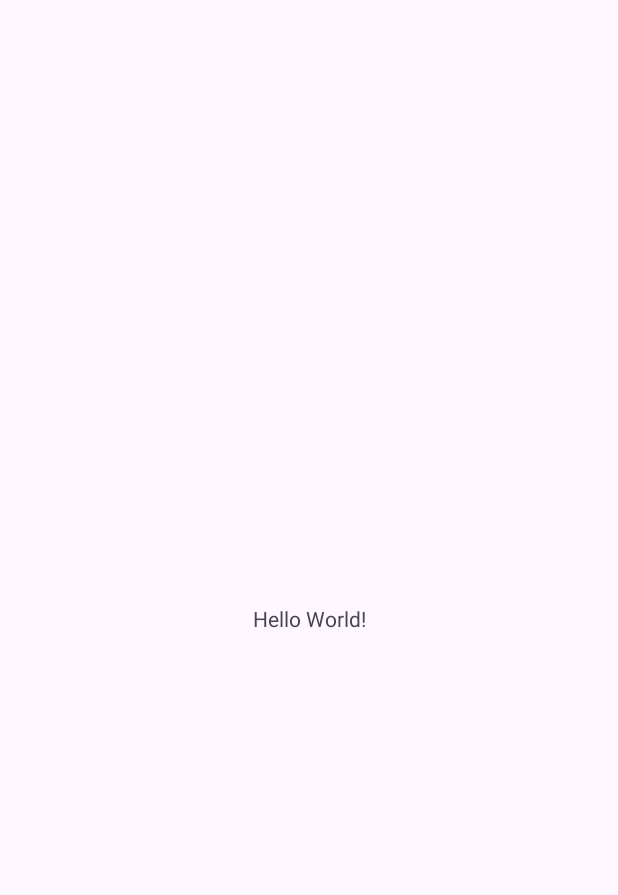
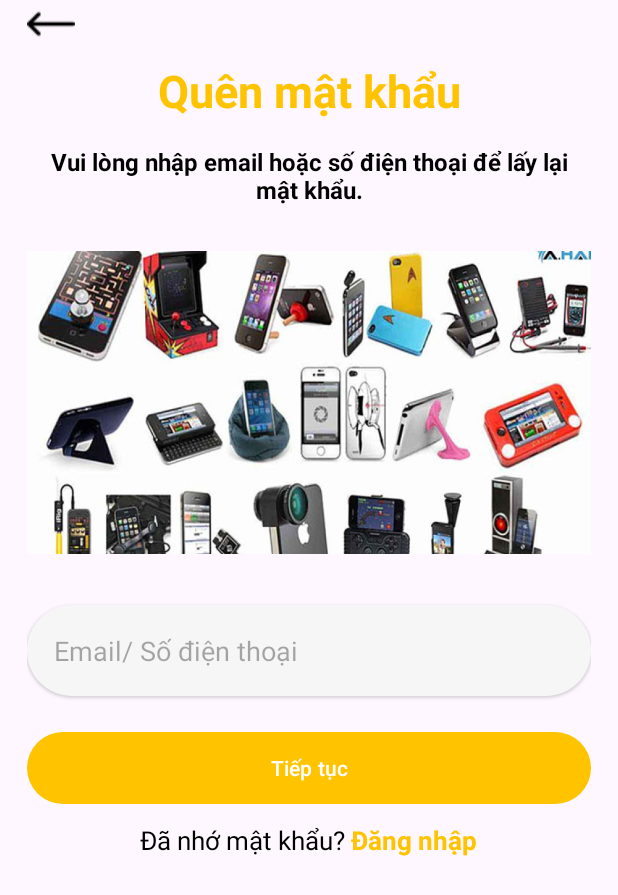
Before and after one commit to nguyenchithuan/AppBanHangOnline, an Android app: the screen it shows after launch (MainActivity before the commit, ForgotPasswordActivity after it), on a phone screen of 412 x 824 dp. Before the commit the part shown is almost empty. Shown: the top 895 px of the screen. Run offline under Robolectric (Android 15) with nearby library versions, the phone set to English and light mode, and no system bars.

Commit message:
LinhDV_20/9_Create_Forgot_Password_Activity

```diff
--- a/app/build.gradle
+++ b/app/build.gradle
@@ -26,6 +26,9 @@ android {
         sourceCompatibility JavaVersion.VERSION_1_8
         targetCompatibility JavaVersion.VERSION_1_8
     }
+    buildFeatures {
+        viewBinding = true
+    }
 }
 
 dependencies {
--- a/app/src/main/AndroidManifest.xml
+++ b/app/src/main/AndroidManifest.xml
@@ -13,14 +13,19 @@
         android:theme="@style/Theme.AppBanHangOnline"
         tools:targetApi="31">
         <activity
-            android:name=".MainActivity"
-            android:exported="true">
+            android:name=".activity.ForgotPasswordActivity"
+            android:exported="true" >
             <intent-filter>
                 <action android:name="android.intent.action.MAIN" />
 
                 <category android:name="android.intent.category.LAUNCHER" />
             </intent-filter>
         </activity>
+        <activity
+            android:name=".activity.MainActivity"
+            android:exported="true">
+
+        </activity>
     </application>
 
 </manifest>
--- /dev/null
+++ b/app/src/main/java/edu/wkd/appbanhangonline/activity/ForgotPasswordActivity.java
@@ -0,0 +1,19 @@
+package edu.wkd.appbanhangonline.activity;
+
+import androidx.appcompat.app.AppCompatActivity;
+
+import android.os.Bundle;
+
+import edu.wkd.appbanhangonline.R;
+import edu.wkd.appbanhangonline.databinding.ActivityForgotPasswordBinding;
+
+public class ForgotPasswordActivity extends AppCompatActivity {
+    private ActivityForgotPasswordBinding binding;
+    @Override
+    protected void onCreate(Bundle savedInstanceState) {
+        super.onCreate(savedInstanceState);
+        binding = ActivityForgotPasswordBinding.inflate(getLayoutInflater());
+        setContentView(binding.getRoot());
+
+    }
+}
--- a/app/src/main/java/edu/wkd/appbanhangonline/MainActivity.java
+++ b/app/src/main/java/edu/wkd/appbanhangonline/activity/MainActivity.java
@@ -1,8 +1,10 @@
-package edu.wkd.appbanhangonline;
+package edu.wkd.appbanhangonline.activity;
 
 import androidx.appcompat.app.AppCompatActivity;
 
 import android.os.Bundle;
+
+import edu.wkd.appbanhangonline.R;
 
 public class MainActivity extends AppCompatActivity {
 
--- /dev/null
+++ b/app/src/main/res/drawable/baseline_person_24.xml
@@ -0,0 +1,5 @@
+<vector android:height="24dp" android:tint="#CCC"
+    android:viewportHeight="24" android:viewportWidth="24"
+    android:width="24dp" xmlns:android="http://schemas.android.com/apk/res/android">
+    <path android:fillColor="@android:color/white" android:pathData="M12,12c2.21,0 4,-1.79 4,-4s-1.79,-4 -4,-4 -4,1.79 -4,4 1.79,4 4,4zM12,14c-2.67,0 -8,1.34 -8,4v2h16v-2c0,-2.66 -5.33,-4 -8,-4z"/>
+</vector>
--- /dev/null
+++ b/app/src/main/res/drawable/custom_bg_btn_yellow.xml
@@ -0,0 +1,9 @@
+<?xml version="1.0" encoding="utf-8"?>
+<selector xmlns:android="http://schemas.android.com/apk/res/android">
+    <item>
+        <shape android:shape="rectangle">
+            <corners android:radius="30dp"/>
+            <solid android:color="@color/btn_yellow"/>
+        </shape>
+    </item>
+</selector>
--- /dev/null
+++ b/app/src/main/res/drawable/custom_bg_edit_text.xml
@@ -0,0 +1,9 @@
+<?xml version="1.0" encoding="utf-8"?>
+<selector xmlns:android="http://schemas.android.com/apk/res/android">
+    <item>
+       <shape android:shape="rectangle">
+           <corners android:radius="30dp"/>
+           <solid android:color="@color/btn_edit_text"/>
+       </shape>
+    </item>
+</selector>
--- /dev/null
+++ b/app/src/main/res/layout/activity_forgot_password.xml
@@ -0,0 +1,117 @@
+<?xml version="1.0" encoding="utf-8"?>
+<androidx.constraintlayout.widget.ConstraintLayout xmlns:android="http://schemas.android.com/apk/res/android"
+    xmlns:app="http://schemas.android.com/apk/res-auto"
+    xmlns:tools="http://schemas.android.com/tools"
+    android:layout_width="match_parent"
+    android:layout_height="match_parent"
+    tools:context=".activity.ForgotPasswordActivity"
+    android:paddingHorizontal="18dp">
+
+    <androidx.constraintlayout.widget.ConstraintLayout
+        android:layout_width="match_parent"
+        android:layout_height="match_parent"
+        tools:layout_editor_absoluteX="17dp"
+        tools:layout_editor_absoluteY="-71dp">
+
+        <ImageView
+            android:id="@+id/imgArrowBackForgotPassword"
+            android:layout_width="wrap_content"
+            android:layout_height="wrap_content"
+            android:src="@drawable/left_arrow"
+            app:layout_constraintStart_toStartOf="parent"
+            app:layout_constraintTop_toTopOf="parent" />
+
+        <TextView
+            android:id="@+id/textView"
+            android:layout_width="match_parent"
+            android:layout_height="wrap_content"
+            android:layout_marginTop="40dp"
+            android:gravity="center"
+            android:text="Quên mật khẩu"
+            android:textColor="@color/btn_yellow"
+            android:textSize="30dp"
+            android:textStyle="bold"
+            app:layout_constraintEnd_toEndOf="parent"
+            app:layout_constraintHorizontal_bias="0.0"
+            app:layout_constraintStart_toStartOf="parent"
+            app:layout_constraintTop_toTopOf="parent" />
+
+        <TextView
+            android:id="@+id/textView2"
+            android:layout_width="match_parent"
+            android:layout_height="wrap_content"
+            android:layout_marginTop="16dp"
+            android:gravity="center"
+            android:text="Vui lòng nhập email hoặc số điện thoại để lấy lại mật khẩu."
+            android:textColor="@color/black"
+            android:textSize="16dp"
+            android:textStyle="bold"
+            app:layout_constraintEnd_toEndOf="parent"
+            app:layout_constraintHorizontal_bias="0.0"
+            app:layout_constraintStart_toStartOf="parent"
+            app:layout_constraintTop_toBottomOf="@+id/textView" />
+
+        <ImageView
+            android:id="@+id/imageView"
+            android:layout_width="match_parent"
+            android:layout_height="230dp"
+            android:layout_marginTop="16dp"
+            android:src="@drawable/img_forgot_password"
+            app:layout_constraintEnd_toEndOf="parent"
+            app:layout_constraintStart_toStartOf="parent"
+            app:layout_constraintTop_toBottomOf="@+id/textView2" />
+
+
+        <EditText
+            android:id="@+id/edEmailOrPassword"
+            android:layout_width="match_parent"
+            android:layout_height="wrap_content"
+            android:layout_marginTop="20dp"
+            android:background="@drawable/custom_bg_edit_text"
+            android:hint="Email/ Số điện thoại"
+            android:padding="18dp"
+            app:layout_constraintTop_toBottomOf="@+id/imageView"
+            tools:layout_editor_absoluteX="0dp"
+            android:elevation="@dimen/cardview_compat_inset_shadow"/>
+
+        <Button
+            android:id="@+id/btnForgotPassword"
+            android:layout_width="match_parent"
+            android:layout_height="wrap_content"
+            android:layout_marginTop="24dp"
+            android:background="@drawable/custom_bg_btn_yellow"
+            android:text="Tiếp tục"
+            app:backgroundTint="@null"
+            app:layout_constraintEnd_toEndOf="parent"
+            app:layout_constraintHorizontal_bias="0.0"
+            app:layout_constraintStart_toStartOf="parent"
+            app:layout_constraintTop_toBottomOf="@+id/edEmailOrPassword" />
+
+        <LinearLayout
+            android:layout_width="match_parent"
+            android:layout_height="wrap_content"
+            android:layout_marginTop="12dp"
+            android:gravity="center"
+            android:orientation="horizontal"
+            app:layout_constraintEnd_toEndOf="parent"
+            app:layout_constraintStart_toStartOf="parent"
+            app:layout_constraintTop_toBottomOf="@+id/btnForgotPassword">
+
+            <TextView
+                android:layout_width="wrap_content"
+                android:layout_height="wrap_content"
+                android:text="Đã nhớ mật khẩu? "
+                android:textColor="@color/black"
+                android:textSize="17dp" />
+
+            <TextView
+                android:id="@+id/tvSignInFromForgotPassword"
+                android:layout_width="wrap_content"
+                android:layout_height="wrap_content"
+                android:text="Đăng nhập"
+                android:textColor="@color/btn_yellow"
+                android:textSize="17dp"
+                android:textStyle="bold" />
+        </LinearLayout>
+    </androidx.constraintlayout.widget.ConstraintLayout>
+</androidx.constraintlayout.widget.ConstraintLayout>
--- a/app/src/main/res/layout/activity_main.xml
+++ b/app/src/main/res/layout/activity_main.xml
@@ -4,7 +4,7 @@
     xmlns:tools="http://schemas.android.com/tools"
     android:layout_width="match_parent"
     android:layout_height="match_parent"
-    tools:context=".MainActivity">
+    tools:context=".activity.MainActivity">
 
     <TextView
         android:layout_width="wrap_content"
--- a/app/src/main/res/values/colors.xml
+++ b/app/src/main/res/values/colors.xml
@@ -2,4 +2,6 @@
 <resources>
     <color name="black">#FF000000</color>
     <color name="white">#FFFFFFFF</color>
+    <color name="btn_edit_text">#F6F6F6</color>
+    <color name="btn_yellow">#FFC300</color>
 </resources>
--- a/app/src/main/res/values/themes.xml
+++ b/app/src/main/res/values/themes.xml
@@ -2,7 +2,7 @@
     <!-- Base application theme. -->
     <style name="Base.Theme.AppBanHangOnline" parent="Theme.Material3.DayNight.NoActionBar">
         <!-- Customize your light theme here. -->
-        <!-- <item name="colorPrimary">@color/my_light_primary</item> -->
+         <item name="colorPrimary">@color/white</item>
     </style>
 
     <style name="Theme.AppBanHangOnline" parent="Base.Theme.AppBanHangOnline" />
```
Also changed, not shown: app/src/main/res/drawable/img_forgot_password.png (added), app/src/main/res/drawable/left_arrow.png (added).
